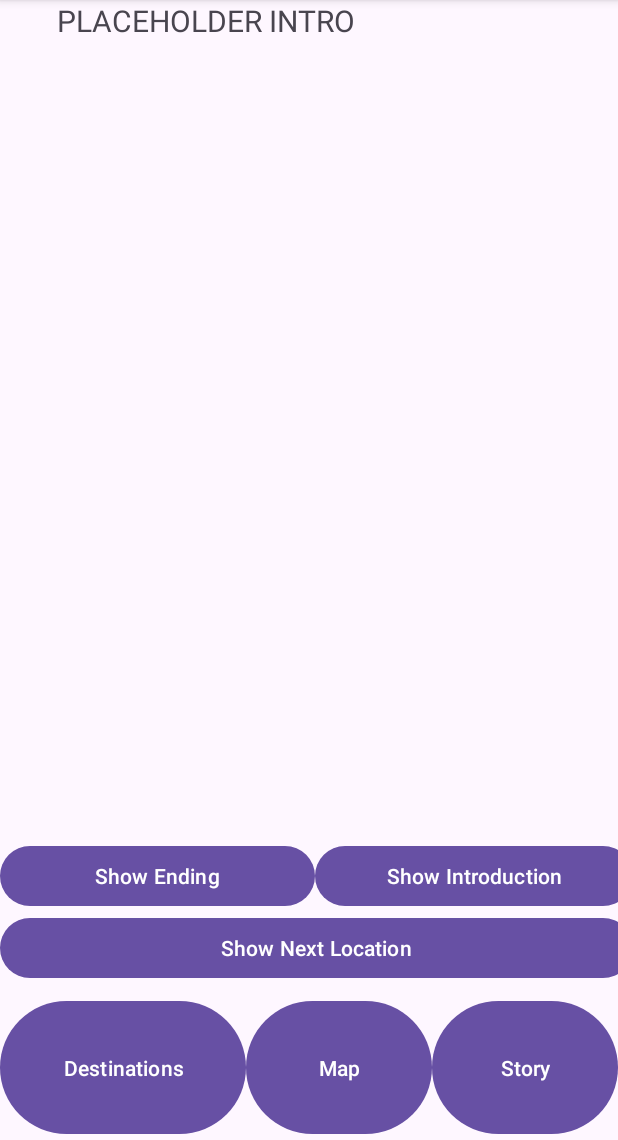
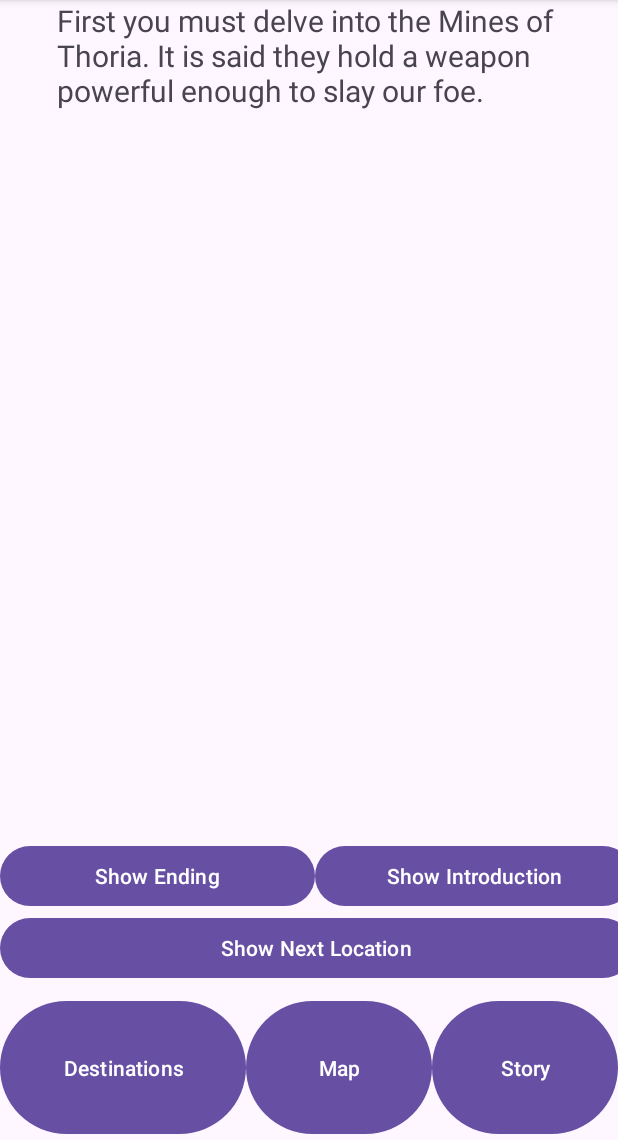
Before and after one commit to Imortallix/Errand-Adventures, an Android app: the fragment storyFragment placed in its activity, after a tap on "Show Next Location", on a phone screen of 412 x 824 dp, the part 96-1236 px from its top. Run offline under Robolectric (Android 15) with nearby library versions, the phone set to English and light mode, and no system bars.

Commit message:
Updated story fragment to use completed counter to display story pieces.

```diff
--- a/app/src/main/java/com/cs407/errandadventures/storyFragment.java
+++ b/app/src/main/java/com/cs407/errandadventures/storyFragment.java
@@ -45,6 +45,9 @@ public class storyFragment extends Fragment {
     // list of the stops
     private ArrayList<Stop> stops;
 
+    // number of errands completed
+    private int completed;
+
     // the text displayed to the user
     private TextView text;
 
@@ -66,14 +69,73 @@ public class storyFragment extends Fragment {
         DBHelper helper = new DBHelper(context.openOrCreateDatabase("toDo", Context.MODE_PRIVATE, null));
         stops = helper.readList(context.getSharedPreferences("com.cs407.errandadventures", Context.MODE_PRIVATE).getString("username", ""));
 
+        /**
         // if stops were added, generate body paragraphs
         if (stops.size() > 0 && (body == null || stops.size() > body.size())) {
             genBodyParagraph();
         }
+         */
+
+        intro = "Mighty warrior! Thank you for coming to us in our time of need. The fire dragon " +
+                "Balthazar is terrorizing the city of Nosidam. You'll need to gather as many " +
+                "magical artifacts as you can before you can take it down.";
+
+        ending = "You did it! You used your magical artifacts and skill as warrior to slay the " +
+                "dragon Balthazar! You've saved the city of Nosidam and all its residents. " +
+                "May your name echo through the ages in songs and epics!";
+
+        body = new ArrayList<String>();
+        body.add("First you must delve into the Mines of Thoria. It is said they hold a weapon " +
+                "powerful enough to slay our foe.");
+        body.add("Aha! You've recovered Dragonbane, a sword sharp enough to pierce the " +
+                "thick hide of a drake! I doubt Balthazar will be happy to see this. " +
+                "Next you'll need to bargain with the elf smiths in Lorthen to forge " +
+                "you armor that will protect you in your battle.");
+        body.add("Wow! A shimmering set of Everscale! That should keep you safe from " +
+                "Balthazar's claws. I don't want to know what price you paid the elves " +
+                "for such a treasure. To protect you from his fire you'll need to seek " +
+                "out the Amulet of the Sunstone. Last I heard, it's hidden deep in the " +
+                "vaults of the mage guild.");
+        body.add("So you recovered the amulet! It's not as bright as I would have thought. " +
+                "I won't ask how you got it, but I doubt you should expect any help from " +
+                "those spellcasters in the future. The next thing you'll need is a potion " +
+                "of strength. Any potionmaker should be able to brew it, but I've been " +
+                "told the ingredients are tricky to acquire.");
+        body.add("What went into this thing? It smells like giant's toes and spider hair. " +
+                "Another artifcat that'll help you is the Ring of Quickwit, dragons are " +
+                "famous for their love of games and puzzles. It's the prize possession of " +
+                "the king's jester, and I imagine he'll challenge you to a game of " +
+                "riddles for it.");
+        body.add("Quite the shine you got on your hand now! I doubt I'll be exchanging " +
+                "banter with you anytime soon. If you really want to escape the battle " +
+                "with all your limbs, you could use the Shield of Galadon. It's the heirloom " +
+                "of the House of Galadon and said to protect its bearer against even the " +
+                "mightiest of blows. Only problem is its been missing for 500 years. With " +
+                "your skills though, I'm sure you can track it down; start by talking to the " +
+                "Lady Galadon, she might know where to start looking.");
+        body.add("Well I'll be! You found the shield! I'm sure House Galadon will be happy " +
+                "to see it protecting warriors in battle once more. If you're really serious " +
+                "about taking down Balthazar, you should read the Dragon Tome. It contains " +
+                "all sorts of secret, dragon-slaying knowledge. It was held in the Great " +
+                "Library until it was raided by goblins. You'll have to retrieve it from " +
+                "their stronghold in the Darkwood.");
+        body.add("I'm sure goblins are no problem for such a great warrior as yourself, " +
+                "but you're truly exceptional to storm their stronghold singlehandedly! " +
+                "The next items that will help you on your quest are the Boots of the " +
+                "Rivertreader. They'll ensure you're always quick and light on your feet. " +
+                "The river nayads hold them, waiting for a worthy bearer to pass their trials.");
+        body.add("Woah! Didn't hear you creep up on me with those new treads on! The " +
+                "next item to help you complete your quest is a belt from Colan the " +
+                "Leatherworker. They're not magic, but they look great and keep your pants up!");
 
         // getLocation() will handle the body button entirely as the body paragraphs are only revealed as the user reaches locations
         Button bodyButton = view.findViewById(R.id.bodyButton);
-        bodyButton.setOnClickListener(v -> { getLocation(); });
+        // bodyButton.setOnClickListener(v -> { getLocation(); });
+        bodyButton.setOnClickListener(v -> {
+            stage = Stage.BODY;
+            bodyIdx = context.getSharedPreferences("com.cs407.errandadventures", Context.MODE_PRIVATE).getInt("completed", 0);
+            updateText();
+        });
 
         // set the intro and ending buttons
         Button introButton = view.findViewById(R.id.introButton);
@@ -143,7 +205,12 @@ public class storyFragment extends Fragment {
                 text.setText(intro);
                 break;
             case BODY:
-                text.setText(body.get(bodyIdx));
+                if (bodyIdx >= body.size()) {
+                    text.setText("You've completed all the tasks you need to for now! Now " +
+                            "vanquish Balthazar and take some rest.");
+                } else {
+                    text.setText(body.get(bodyIdx));
+                }
                 break;
             case ENDING:
                 // set the text to the ending
```
